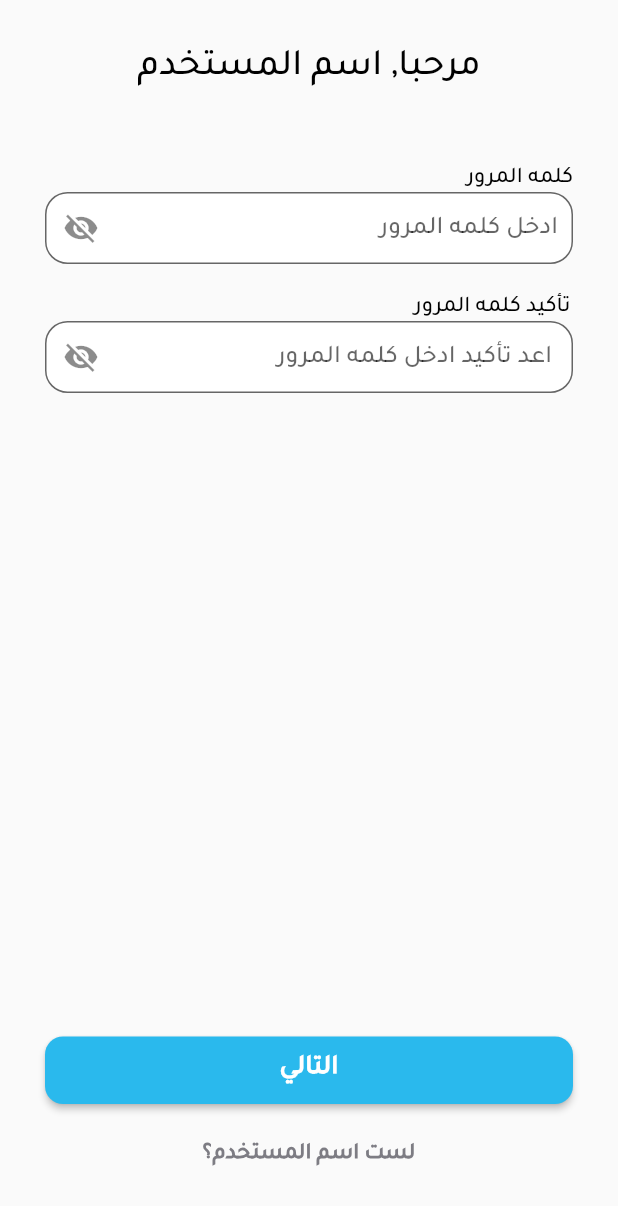
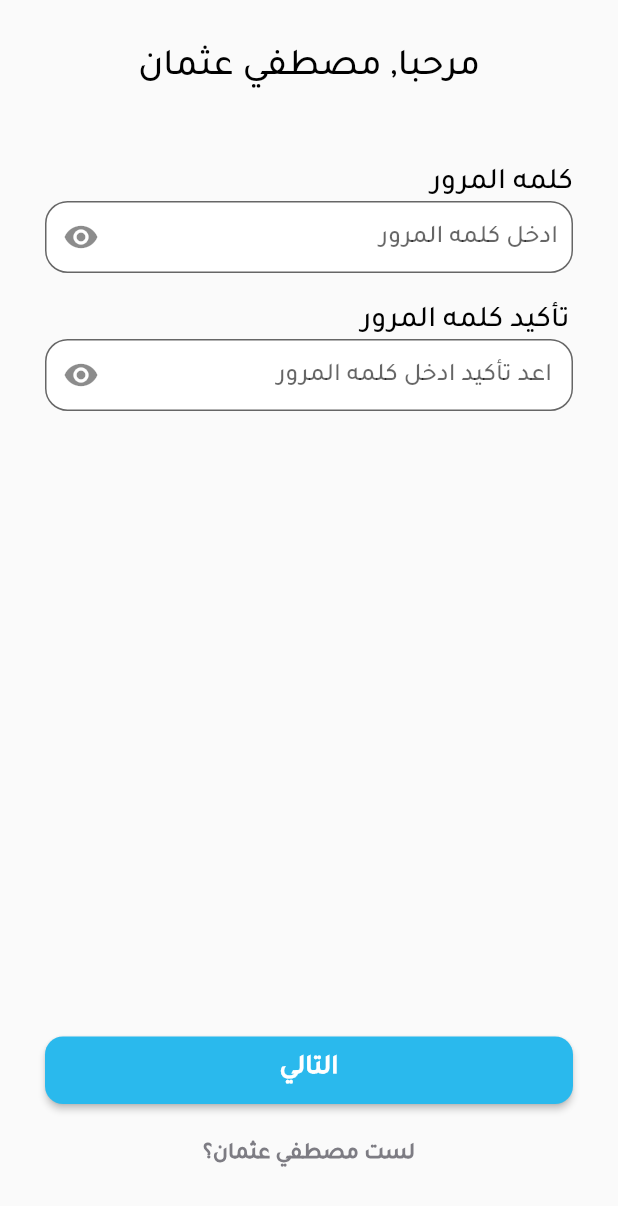
Before and after one commit to Mostafa-Osman/lost_app, a Flutter app: the ResetPasswordScreen screen opened directly, on a phone screen of 412 x 824 dp. Shown: the top 1206 px of the screen. Run offline on Flutter 3.47's test engine with Material 2 defaults, Android fonts, the light colour scheme and no system bars; our stand-ins replace flutter_bloc, flutter_svg, flutter_switch, hexcolor, image_picker, lottie and 3 more.

Commit message:
no commit

```diff
--- a/lib/main.dart
+++ b/lib/main.dart
@@ -3,7 +3,9 @@ import 'package:flutter/services.dart';
 import 'package:flutter_bloc/flutter_bloc.dart';
 import 'package:flutter_localizations/flutter_localizations.dart';
 import 'package:lost_app/modules/home_layout/home_layout.dart';
+import 'package:lost_app/modules/login/ui/enter_phone_number.dart';
 import 'package:lost_app/modules/login/ui/login.dart';
+import 'package:lost_app/modules/login/ui/reset_password.dart';
 import 'package:lost_app/modules/on_boarding/ui/on_boarding.dart';
 import 'package:lost_app/modules/processing/processing_page.dart';
 import 'package:lost_app/modules/splash/splash_screen.dart';
@@ -40,7 +42,7 @@ class MyApp extends StatelessWidget {
           supportedLocales: [
             Locale('ar', ''),
           ],
-          home: OnBoardingScreen(),
+          home: ResetPasswordScreen(),
         ));
   }
 }
--- a/lib/modules/login/login_cubit/states.dart
+++ b/lib/modules/login/login_cubit/states.dart
@@ -3,3 +3,7 @@ abstract class LoginStates {}
 class LoginInitialState extends LoginStates {}
 
 class LoginVisibilityPasswordState extends LoginStates {}
+
+class ResetVisibilityPasswordState extends LoginStates {}
+
+class ResetConfirmVisibilityPasswordState extends LoginStates {}
--- a/lib/modules/login/ui/reset_password.dart
+++ b/lib/modules/login/ui/reset_password.dart
@@ -1,5 +1,8 @@
 import 'package:flutter/material.dart';
+import 'package:flutter_bloc/flutter_bloc.dart';
 import 'package:lost_app/modules/home_layout/home_layout.dart';
+import 'package:lost_app/modules/login/login_cubit/cubit.dart';
+import 'package:lost_app/modules/login/login_cubit/states.dart';
 import 'package:lost_app/shared/components/alert_dialog_class.dart';
 import 'package:lost_app/shared/components/component.dart';
 import 'package:lost_app/shared/components/raised_button_class.dart';
@@ -11,31 +14,26 @@ import 'package:lost_app/shared/styles/color.dart';
 
 import 'enter_phone_number.dart';
 
-class ResetPasswordScreen extends StatefulWidget {
-  @override
-  _ResetPasswordScreenState createState() => _ResetPasswordScreenState();
-}
-
-class _ResetPasswordScreenState extends State<ResetPasswordScreen> {
-  var resetPasswordControl = TextEditingController();
-
-  var resetConfirmPasswordControl = TextEditingController();
-
+class ResetPasswordScreen extends StatelessWidget {
+  final TextEditingController resetPasswordControl = TextEditingController();
+  final TextEditingController resetConfirmPasswordControl = TextEditingController();
   final _formKey = GlobalKey<FormState>();
-
-  bool isVisible = false;
-
-  bool confirmIsVisible = false;
 
   @override
   Widget build(BuildContext context) {
+    return BlocConsumer<LoginCubit, LoginStates>(
+      listener: (context, state) {},
+      builder: (context, state) {
+        var cubit = LoginCubit.get(context);
         return Scaffold(
-        body: Padding(
+            body: SafeArea(
+                child: Padding(
                   padding: const EdgeInsets.all(30.0),
-            child: SafeArea(
                   child: Column(
                     children: [
-                  TextClass(text: 'مرحبا, اسم المستخدم', fontSize: 25),
+                      // text
+                      TextClass(text: 'مرحبا, مصطفي عثمان', fontSize: 25),
+                      // sized box with height 50
                       SizedBox(height: 50),
                       Container(
                         child: Form(
@@ -43,39 +41,37 @@ class _ResetPasswordScreenState extends State<ResetPasswordScreen> {
                           child: Column(
                             crossAxisAlignment: CrossAxisAlignment.start,
                             children: [
-                          TextClass(text: 'كلمه المرور', fontSize: 15),
+                              //  text password
+                              TextClass(text: 'كلمه المرور', fontSize: 20),
+                              // Text form field to enter password
                               TextFormFieldClass(
                                 textHint: 'ادخل كلمه المرور',
                                 controller: resetPasswordControl,
-                            obscureText: isVisible,
+                                obscureText: cubit.resetPasswordVisibility,
                                 suffixIcon: IconButton(
-                                onPressed: () {
-                                  setState(() {
-                                    isVisible = !isVisible;
-                                  });
-                                },
-                                icon: isVisible
+                                    onPressed: () => cubit.changeResetVisibility(),
+                                    icon: cubit.resetPasswordVisibility
                                         ? Icon(Icons.visibility)
                                         : Icon(Icons.visibility_off)),
                                 validator: (value) => value!.isEmpty
                                     ? 'من فضلك ادخل كلمه المرور'
-                                : (value.length < 8)
+                                    :(value.length < 8)
                                     ? 'كلمه المرور اقل من 8 احرف'
                                     : null,
                               ),
+                              // Sized Box with height 20
                               SizedBox(height: 20),
-                          TextClass(text: 'تأكيد كلمه المرور ', fontSize: 15),
+                              //  Text to  confirm password
+                              TextClass(text: 'تأكيد كلمه المرور ', fontSize: 20),
+                              //  Text form field to confirm password
                               TextFormFieldClass(
                                 textHint: ' اعد تأكيد ادخل كلمه المرور',
                                 controller: resetConfirmPasswordControl,
-                            obscureText: confirmIsVisible,
+                                obscureText: cubit.resetConfirmPasswordVisibility,
                                 suffixIcon: IconButton(
-                                onPressed: () {
-                                  setState(() {
-                                    confirmIsVisible = !confirmIsVisible;
-                                  });
-                                },
-                                icon: confirmIsVisible
+                                    onPressed: () =>
+                                        cubit.changeResetConfirmVisibility(),
+                                    icon: cubit.resetConfirmPasswordVisibility
                                         ? Icon(Icons.visibility)
                                         : Icon(Icons.visibility_off)),
                                 validator: (value) => value!.isEmpty
@@ -88,6 +84,7 @@ class _ResetPasswordScreenState extends State<ResetPasswordScreen> {
                           ),
                         ),
                       ),
+                      // Button to submit (show alert dialog)
                       Expanded(
                         child: Align(
                           alignment: Alignment.bottomCenter,
@@ -101,10 +98,36 @@ class _ResetPasswordScreenState extends State<ResetPasswordScreen> {
                                   if (_formKey.currentState!.validate())
                                     showDialog(
                                         context: context,
-                                  builder: (BuildContext context) =>
-                                      AlertDialogClass(
-
+                                        builder: (BuildContext context) =>Dialog());
+                                }
+                                ),
+                          ),
+                        ),
+                      ),
+                      // Sized Box with height 10
+                      SizedBox(height: 10),
+                      // Text Button (back to change mobile number)
+                      TextButtonClass(
+                        text: 'لست مصطفي عثمان؟',
+                        textColor: lightGrey,
+                        onPressed: () =>
+                            navigatorAndFinish(context, PhoneNumberScreen()),
+                      ),
+                    ],
+                  ),
+                ),
+            ),
+        );
+        },
+    );
+  }
+}
+class Dialog  extends StatelessWidget {
+  @override
+  Widget build(BuildContext context) {
+    return AlertDialogClass(
       height: 260.0,
+      // Title of dialog
       widget: Column(
         children: [
           TextClass(
@@ -115,9 +138,10 @@ class _ResetPasswordScreenState extends State<ResetPasswordScreen> {
           ),
         ],
       ),
+      // Button with timer to go to home page
+
       bottomWidget: Row(
-                                      mainAxisAlignment:
-                                          MainAxisAlignment.center,
+        mainAxisAlignment: MainAxisAlignment.center,
         children: [
           TextButtonClass(
             onPressed: () =>
@@ -126,27 +150,16 @@ class _ResetPasswordScreenState extends State<ResetPasswordScreen> {
             fontSize: 20,
             textColor: mainColor,
           ),
+          // Timer with 5 second to go home screen automatic
           TimerClass(
             5,
             Duration(milliseconds: 1000),
                 () => navigatorAndFinish(
-                                                context, HomeLayout()))
-                                      ],
+                  context, HomeLayout(),
                 ),
-                                  ),
-                                );
-                            }),
-                      ),
-                    ),
-                  ),
-                  SizedBox(height: 10),
-                  TextButtonClass(
-                    text: 'لست اسم المستخدم؟',
-                    textColor: lightGrey,
-                    onPressed: () => navigateTo(context, PhoneNumberScreen()),
           ),
         ],
       ),
-            )));
+    );
   }
 }
--- a/lib/modules/register/ui/register.dart
+++ b/lib/modules/register/ui/register.dart
@@ -107,9 +107,9 @@ class RegisterScreen extends StatelessWidget {
                             ),
                             // Sized Box
                             SizedBox(height: 20),
-                            //  text to display rewrite password
+                            //  Text to  confirm password
                             TextClass(text: 'تأكيد كلمه المرور '),
-                            // Text form field to rewrite password
+                            //  Text form field to confirm password
                             TextFormFieldClass(
                               textHint: ' اعد تأكيد ادخل كلمه المرور',
                               controller: registerConfirmPasswordControl,
--- a/lib/shared/components/text_button_class.dart
+++ b/lib/shared/components/text_button_class.dart
@@ -44,6 +44,7 @@ class _TextButtonClassState extends State<TextButtonClass> {
         fontWeight: widget.fontWeight,
         textColor: widget.textColor,
         textAlign: widget.textAlign,
+
       ),
       onPressed: () => widget.onPressed(),
     );
```
Also changed, not shown: lib/modules/login/login_cubit/cubit.dart (+23 -3 lines), lib/modules/login/ui/enter_phone_number.dart (+20 -8 lines), lib/modules/login/ui/login.dart (+31 -26 lines), lib/modules/post/post_cubit/cubit.dart (added), lib/modules/post/post_cubit/states.dart (added). Lines whose indentation alone changed are shown as unchanged.
